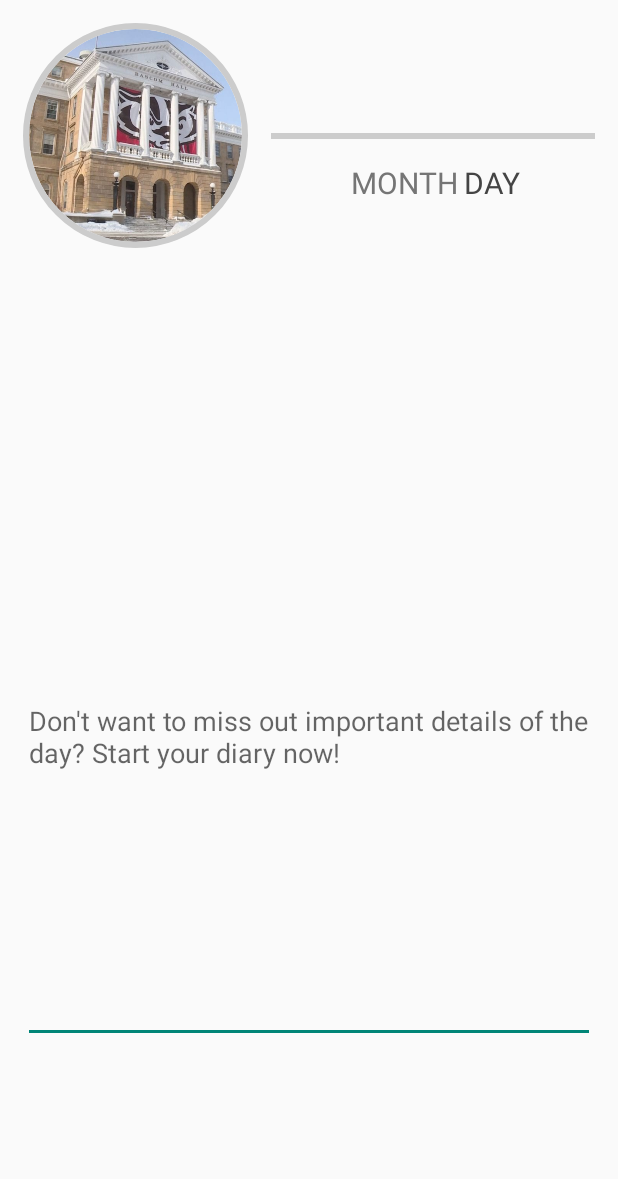
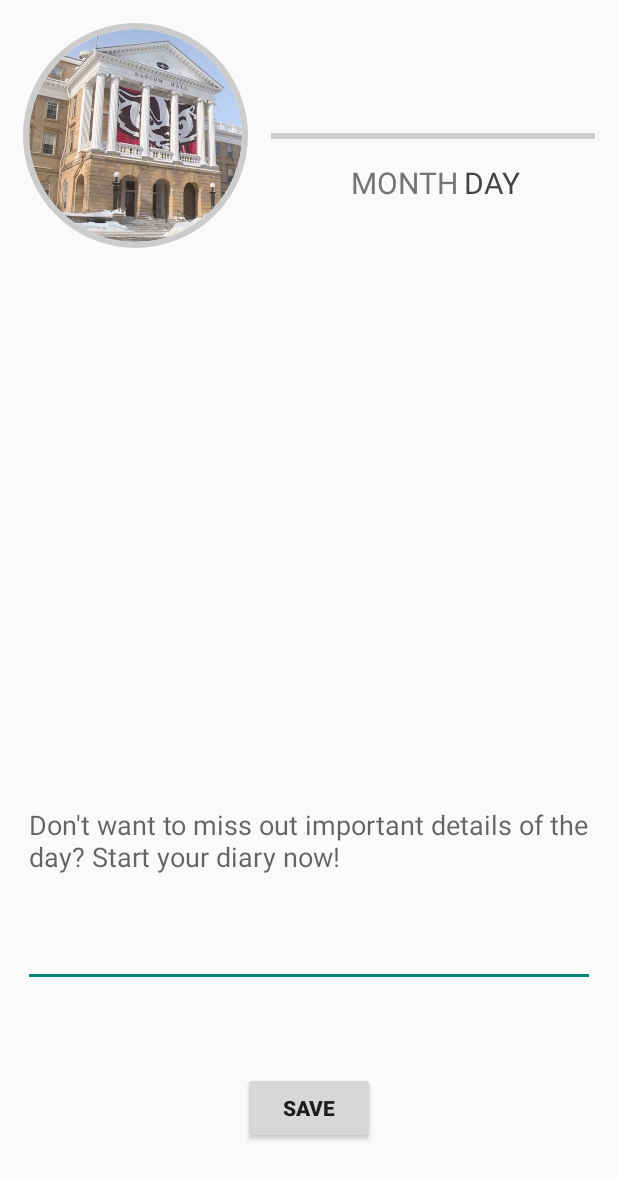
Before and after one commit to LynetteGao/tripper, an Android app: the layout activity_diary_edit.xml on its own in the app's theme, with its tools: preview values and no code run, on a phone screen of 412 x 824 dp. Shown: the top 1179 px of the screen. Run offline under Robolectric (Android 15) with nearby library versions, the phone set to English and light mode, and no system bars.

Commit message:
editing page now working

```diff
--- a/app/src/main/java/com/tripper/TimeLineAdapter.java
+++ b/app/src/main/java/com/tripper/TimeLineAdapter.java
@@ -21,8 +21,10 @@ public class TimeLineAdapter extends RecyclerView.Adapter {
     private int middleItemCounter = 0;
 
     private ArrayList<TimeLineItem> mItemsList;
-    TimeLineAdapter(Context context, ArrayList<TimeLineItem> mItemsListData) {
+    private long tripId;
+    TimeLineAdapter(Context context, ArrayList<TimeLineItem> mItemsListData, long tripId) {
         mItemsList = mItemsListData;
+        this.tripId = tripId;
     }
     @Override
     public int getItemCount() {
@@ -99,6 +101,8 @@ public class TimeLineAdapter extends RecyclerView.Adapter {
                 intent.putExtra("day", item.day);
                 intent.putExtra("timeOfDay", item.timeOfDay);
                 intent.putExtra("events", item.events);
+                intent.putExtra("diaryId", item.diaryId);
+                intent.putExtra("tripId", tripId);
                 view.getContext().startActivity(intent);
             }
         });
--- a/app/src/main/java/com/tripper/TripOverview.java
+++ b/app/src/main/java/com/tripper/TripOverview.java
@@ -32,6 +32,10 @@ public class TripOverview extends AppCompatActivity{
         if (savedInstanceState == null) {
             bottomNav.setSelectedItemId(R.id.nav_map);
         }
+
+        if(getIntent().getIntExtra("fragment_id", 123) == 2){
+            bottomNav.setSelectedItemId(R.id.nav_diary);
+        }
     }
     //This method is to set up the bottom navigation function
     private BottomNavigationView.OnNavigationItemSelectedListener navListener =
--- a/app/src/main/java/com/tripper/db/dao/TripDao.java
+++ b/app/src/main/java/com/tripper/db/dao/TripDao.java
@@ -185,10 +185,14 @@ public abstract class TripDao {
     public abstract TripWithTags getTripWithTags(long tripId);
 
     @Transaction
+    @Query("select * from diary where segment_id = :segmentId")
+    public abstract Diary getDiaryById(long segmentId);
+
+    @Transaction
     @Query("select * from diary")
     public abstract List<DiaryWithEntries> getDiariesWithEntries();
 
     @Query("select * from diaryentry where diary_id = :diaryId")
-    public abstract LiveData<List<DiaryEntry>> getDiaryEntriesById(long diaryId);
+    public abstract List<DiaryEntry> getDiaryEntriesById(long diaryId);
 
 }
--- a/app/src/main/res/layout/activity_diary_edit.xml
+++ b/app/src/main/res/layout/activity_diary_edit.xml
@@ -95,15 +95,31 @@
         android:layout_height="wrap_content"
         android:layout_marginStart="15dp"
         android:layout_marginEnd="15dp"
-        android:layout_marginTop="10dp"
+        android:layout_marginTop="5dp"
         android:ems="10"
         android:gravity="start|top"
         android:inputType="textMultiLine"
-        android:lines="10"
+        android:lines="5"
         android:hint="@string/diary_hint"
         app:layout_constraintStart_toStartOf="@+id/location_snapshot"
         app:layout_constraintEnd_toEndOf="@+id/line_right"
         app:layout_constraintTop_toBottomOf="@id/events"
         app:layout_constraintBottom_toBottomOf="parent"
         />
+
+    <Button
+        android:id="@+id/save"
+        android:layout_width="wrap_content"
+        android:layout_height="wrap_content"
+        android:layout_marginTop="5dp"
+        android:layout_marginBottom="10dp"
+        android:layout_marginStart="15dp"
+        android:layout_marginEnd="15dp"
+        android:text="@string/diary_save"
+        android:textStyle="bold"
+        app:layout_constraintTop_toBottomOf="@id/diary"
+        app:layout_constraintBottom_toBottomOf="parent"
+        app:layout_constraintStart_toStartOf="@id/diary"
+        app:layout_constraintEnd_toEndOf="@+id/diary"
+        />
 </androidx.constraintlayout.widget.ConstraintLayout>
--- a/app/src/main/res/values/strings.xml
+++ b/app/src/main/res/values/strings.xml
@@ -30,4 +30,5 @@
     <string name="day_holder">DAY</string>
     <string name="image_content_description">connecting icon</string>
     <string name="diary_hint">Don\'t want to miss out important details of the day? Start your diary now!</string>
+    <string name="diary_save">SAVE</string>
 </resources>
```
Also changed, not shown: app/src/main/java/com/tripper/DiaryEdit.java (+53 -3 lines), app/src/main/java/com/tripper/OverviewDiaryFragment.java (+72 -4 lines), app/src/main/java/com/tripper/TimeLineItem.java (+6 -1 lines), app/src/main/java/com/tripper/repositories/TripRepository.java (+23 -1 lines), app/src/main/java/com/tripper/viewmodels/DiaryEditViewModel.java (added, +42 -0 lines).
